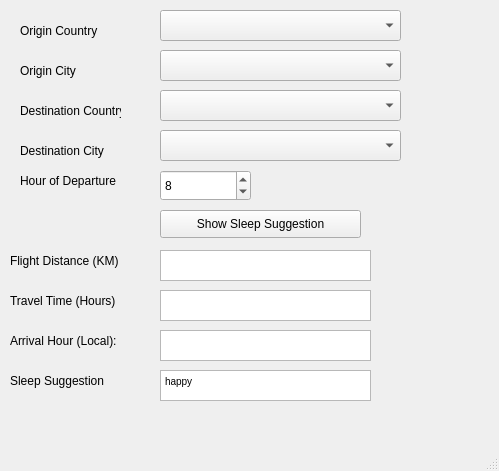
WSU-4110/Jet-Lag-Helper, file jetlag.ui: the form before one commit.
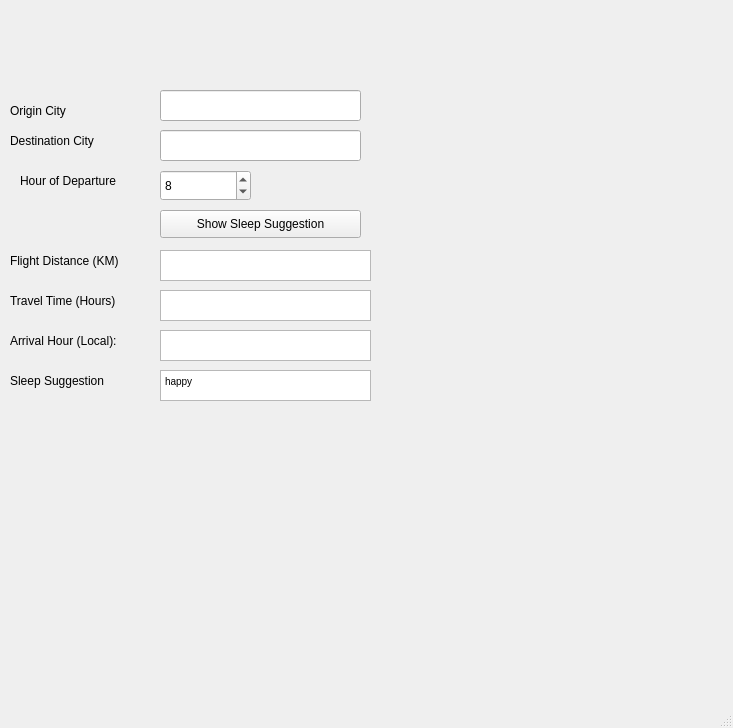
The form after the commit.

What changed in the file:
```diff
--- a/jetlag.ui
+++ b/jetlag.ui
@@ -6,34 +6,14 @@
    <rect>
     <x>0</x>
     <y>0</y>
-    <width>499</width>
-    <height>471</height>
+    <width>733</width>
+    <height>728</height>
    </rect>
   </property>
   <property name="windowTitle">
    <string>JetLag</string>
   </property>
   <widget class="QWidget" name="centralwidget">
-   <widget class="QComboBox" name="cboOriginName">
-    <property name="geometry">
-     <rect>
-      <x>160</x>
-      <y>50</y>
-      <width>241</width>
-      <height>31</height>
-     </rect>
-    </property>
-   </widget>
-   <widget class="QComboBox" name="cboDestinationName">
-    <property name="geometry">
-     <rect>
-      <x>160</x>
-      <y>130</y>
-      <width>241</width>
-      <height>31</height>
-     </rect>
-    </property>
-   </widget>
    <widget class="QPushButton" name="cmdGetPlan">
     <property name="geometry">
      <rect>
@@ -50,8 +30,8 @@
    <widget class="QLabel" name="lblOrigin">
     <property name="geometry">
      <rect>
-      <x>20</x>
-      <y>60</y>
+      <x>10</x>
+      <y>100</y>
       <width>101</width>
       <height>21</height>
      </rect>
@@ -63,8 +43,8 @@
    <widget class="QLabel" name="lblDestination">
     <property name="geometry">
      <rect>
-      <x>20</x>
-      <y>140</y>
+      <x>10</x>
+      <y>130</y>
       <width>101</width>
       <height>21</height>
      </rect>
@@ -204,51 +184,25 @@
 &lt;p style=&quot; margin-top:0px; margin-bottom:0px; margin-left:0px; margin-right:0px; -qt-block-indent:0; text-indent:0px;&quot;&gt;&lt;span style=&quot; font-size:7.8pt;&quot;&gt;happy&lt;/span&gt;&lt;/p&gt;&lt;/body&gt;&lt;/html&gt;</string>
     </property>
    </widget>
-   <widget class="QComboBox" name="cboOriginCountry">
-    <property name="geometry">
-     <rect>
-      <x>160</x>
-      <y>10</y>
-      <width>241</width>
-      <height>31</height>
-     </rect>
-    </property>
-   </widget>
-   <widget class="QLabel" name="lblOrigin_2">
-    <property name="geometry">
-     <rect>
-      <x>20</x>
-      <y>20</y>
-      <width>101</width>
-      <height>21</height>
-     </rect>
-    </property>
-    <property name="text">
-     <string>Origin Country</string>
-    </property>
-   </widget>
-   <widget class="QComboBox" name="cboDestinationCountry">
+   <widget class="QLineEdit" name="txtOriginCityName">
     <property name="geometry">
      <rect>
       <x>160</x>
       <y>90</y>
-      <width>241</width>
+      <width>201</width>
       <height>31</height>
      </rect>
     </property>
    </widget>
-   <widget class="QLabel" name="lblDestination_2">
+   <widget class="QLineEdit" name="txtDestinationCityName">
     <property name="geometry">
      <rect>
-      <x>20</x>
-      <y>100</y>
-      <width>101</width>
-      <height>21</height>
+      <x>160</x>
+      <y>130</y>
+      <width>201</width>
+      <height>31</height>
      </rect>
     </property>
-    <property name="text">
-     <string>Destination Country</string>
-    </property>
    </widget>
   </widget>
   <widget class="QMenuBar" name="menubar">
```
Left out of the diff: 2 changed lines with no effect on the pictures.
